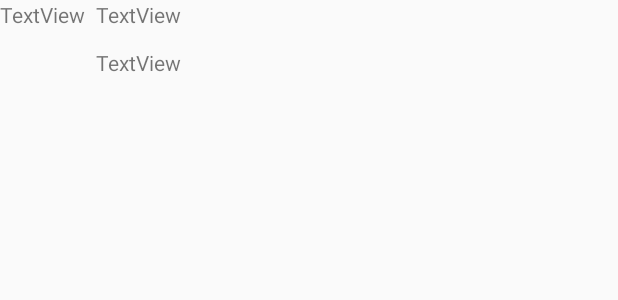
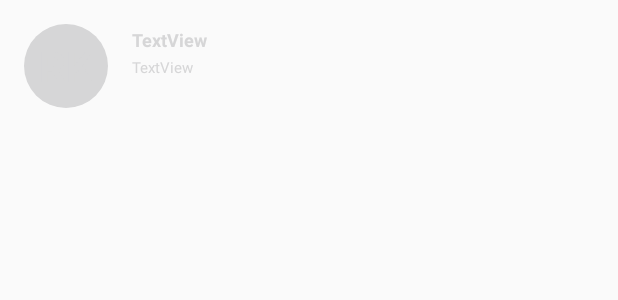
Before and after one commit to ravisara/Android-TheBirthdaysApp, an Android app: the layout single_birthday_item.xml on its own in the app's theme, with its tools: preview values and no code run, on a phone screen of 412 x 824 dp. Shown: the top 300 px of the screen. Run offline under Robolectric (Android 15) with nearby library versions, the phone set to English and light mode, and no system bars.

```diff
--- a/app/src/main/res/layout/fragment_details.xml
+++ b/app/src/main/res/layout/fragment_details.xml
@@ -42,6 +42,7 @@
         android:layout_marginTop="15dp"
         android:text="TextView"
         android:textColor="@color/black"
+        android:textSize="12sp"
         android:textStyle="bold"
         app:layout_constraintEnd_toEndOf="parent"
         app:layout_constraintStart_toStartOf="parent"
@@ -56,6 +57,7 @@
         android:layout_marginEnd="8dp"
         android:layout_marginRight="8dp"
         android:text="@string/go_back_text"
+        android:textSize="12sp"
         app:backgroundTint="@color/black"
         app:layout_constraintBottom_toTopOf="@+id/guideline2"
         app:layout_constraintEnd_toEndOf="parent"
--- a/app/src/main/res/layout/list_of_results_fragment.xml
+++ b/app/src/main/res/layout/list_of_results_fragment.xml
@@ -12,6 +12,9 @@
         android:layout_width="wrap_content"
         android:layout_height="32dp"
         android:text="Birthdays"
+        android:textColor="@color/black"
+        android:textSize="16sp"
+        android:textStyle="bold"
         app:layout_constraintBottom_toTopOf="@+id/recyclerViewBirthdays"
         app:layout_constraintEnd_toEndOf="parent"
         app:layout_constraintStart_toStartOf="parent"
--- a/app/src/main/res/layout/single_birthday_item.xml
+++ b/app/src/main/res/layout/single_birthday_item.xml
@@ -3,13 +3,25 @@
     xmlns:app="http://schemas.android.com/apk/res-auto"
     xmlns:tools="http://schemas.android.com/tools"
     android:layout_width="match_parent"
-    android:layout_height="wrap_content">
+    android:layout_height="wrap_content"
+    android:layout_marginStart="16dp"
+    android:layout_marginLeft="16dp"
+    android:layout_marginTop="16dp"
+    android:layout_marginEnd="16dp"
+    android:layout_marginRight="16dp"
+    android:layout_marginBottom="16dp">
 
     <TextView
         android:id="@+id/textViewName"
         android:layout_width="0dp"
-        android:layout_height="wrap_content"
+        android:layout_height="16dp"
+        android:layout_marginStart="16dp"
+        android:layout_marginLeft="16dp"
+        android:layout_marginTop="2dp"
         android:text="TextView"
+        android:textColor="@color/black"
+        android:textSize="12sp"
+        android:textStyle="bold"
         app:layout_constraintEnd_toEndOf="parent"
         app:layout_constraintStart_toEndOf="@+id/textViewWithDisc"
         app:layout_constraintTop_toTopOf="parent" />
@@ -17,18 +29,27 @@
     <TextView
         android:id="@+id/textViewDOB"
         android:layout_width="0dp"
-        android:layout_height="wrap_content"
+        android:layout_height="14dp"
+        android:layout_marginStart="16dp"
+        android:layout_marginLeft="16dp"
+        android:layout_marginTop="4dp"
         android:text="TextView"
-        app:layout_constraintBottom_toBottomOf="parent"
+        android:textColor="@color/black"
+        android:textSize="10dp"
         app:layout_constraintEnd_toEndOf="parent"
         app:layout_constraintStart_toEndOf="@+id/textViewWithDisc"
         app:layout_constraintTop_toBottomOf="@+id/textViewName" />
 
     <TextView
         android:id="@+id/textViewWithDisc"
-        android:layout_width="64dp"
-        android:layout_height="64dp"
-        android:text="TextView"
+        android:layout_width="56dp"
+        android:layout_height="56dp"
+        android:background="@drawable/circle"
+        android:gravity="center"
+        android:text="RK"
+        android:textColor="@color/black"
+        android:textSize="28sp"
+        android:textStyle="bold"
         app:layout_constraintStart_toStartOf="parent"
         app:layout_constraintTop_toTopOf="parent" />
 </androidx.constraintlayout.widget.ConstraintLayout>
```
Also changed, not shown: app/build.gradle (+8 -1 lines), app/src/main/java/com/example/thebirthdaysapp/helpers/Helper.kt (added, +27 -0 lines), app/src/main/java/com/example/thebirthdaysapp/ui/main/CustomAdapterForRecyclerView.kt (+11 -13 lines), app/src/main/java/com/example/thebirthdaysapp/ui/main/DetailsFragment.kt (+9 -5 lines), app/src/main/java/com/example/thebirthdaysapp/ui/main/ListOfResultsFragment.kt (+10 -12 lines), app/src/main/java/com/example/thebirthdaysapp/ui/main/MainActivity.kt (+10 -0 lines), app/src/main/java/com/example/thebirthdaysapp/viewmodels/MainViewModel.kt (+8 -11 lines).
